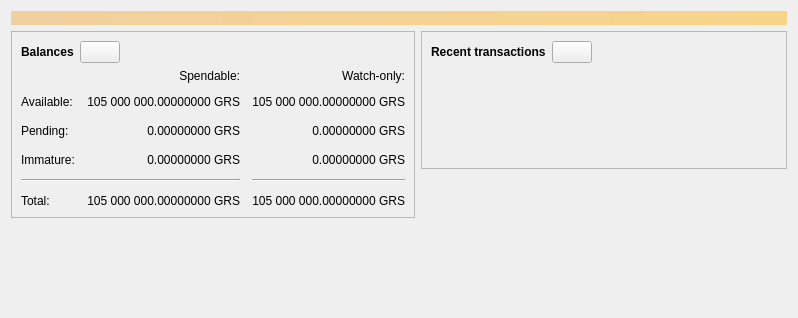
DM-enterprises/bitcoin, file src/qt/forms/overviewpage.ui: the form before one commit.
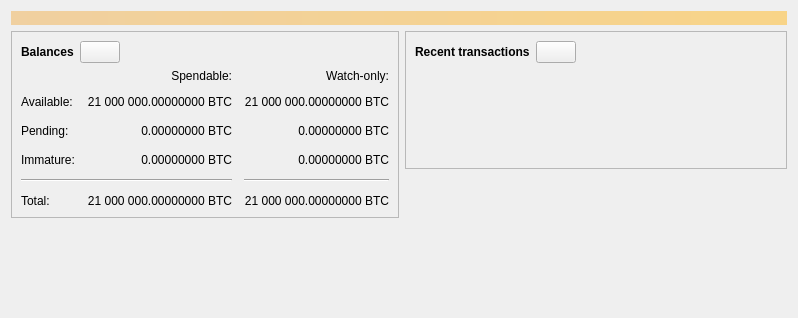
The form after the commit. Icons and pictures are not drawn. Custom widgets are drawn as their Qt base class.

What changed in the file:
```diff
--- a/src/qt/forms/overviewpage.ui
+++ b/src/qt/forms/overviewpage.ui
@@ -120,7 +120,7 @@
                <string>Unconfirmed transactions to watch-only addresses</string>
               </property>
               <property name="text">
-               <string notr="true">0.00000000 GRS</string>
+               <string notr="true">0.00000000 BTC</string>
               </property>
               <property name="alignment">
                <set>Qt::AlignRight|Qt::AlignTrailing|Qt::AlignVCenter</set>
@@ -139,7 +139,7 @@
                <string>Total of transactions that have yet to be confirmed, and do not yet count toward the spendable balance</string>
               </property>
               <property name="text">
-               <string notr="true">0.00000000 GRS</string>
+               <string notr="true">0.00000000 BTC</string>
               </property>
               <property name="alignment">
                <set>Qt::AlignRight|Qt::AlignTrailing|Qt::AlignVCenter</set>
@@ -158,7 +158,7 @@
                <string>Mined balance in watch-only addresses that has not yet matured</string>
               </property>
               <property name="text">
-               <string notr="true">0.00000000 GRS</string>
+               <string notr="true">0.00000000 BTC</string>
               </property>
               <property name="alignment">
                <set>Qt::AlignRight|Qt::AlignTrailing|Qt::AlignVCenter</set>
@@ -210,7 +210,7 @@
                <string>Mined balance that has not yet matured</string>
               </property>
               <property name="text">
-               <string notr="true">0.00000000 GRS</string>
+               <string notr="true">0.00000000 BTC</string>
               </property>
               <property name="alignment">
                <set>Qt::AlignRight|Qt::AlignTrailing|Qt::AlignVCenter</set>
@@ -249,7 +249,7 @@
                <string>Your current total balance</string>
               </property>
               <property name="text">
-               <string notr="true">105 000 000.00000000 GRS</string>
+               <string notr="true">21 000 000.00000000 BTC</string>
               </property>
               <property name="alignment">
                <set>Qt::AlignRight|Qt::AlignTrailing|Qt::AlignVCenter</set>
@@ -268,7 +268,7 @@
                <string>Current total balance in watch-only addresses</string>
               </property>
               <property name="text">
-               <string notr="true">105 000 000.00000000 GRS</string>
+               <string notr="true">21 000 000.00000000 BTC</string>
               </property>
               <property name="alignment">
                <set>Qt::AlignRight|Qt::AlignTrailing|Qt::AlignVCenter</set>
@@ -304,7 +304,7 @@
                <string>Your current spendable balance</string>
               </property>
               <property name="text">
-               <string notr="true">105 000 000.00000000 GRS</string>
+               <string notr="true">21 000 000.00000000 BTC</string>
               </property>
               <property name="alignment">
                <set>Qt::AlignRight|Qt::AlignTrailing|Qt::AlignVCenter</set>
@@ -323,7 +323,7 @@
                <string>Your current balance in watch-only addresses</string>
               </property>
               <property name="text">
-               <string notr="true">105 000 000.00000000 GRS</string>
+               <string notr="true">21 000 000.00000000 BTC</string>
               </property>
               <property name="alignment">
                <set>Qt::AlignRight|Qt::AlignTrailing|Qt::AlignVCenter</set>
```
